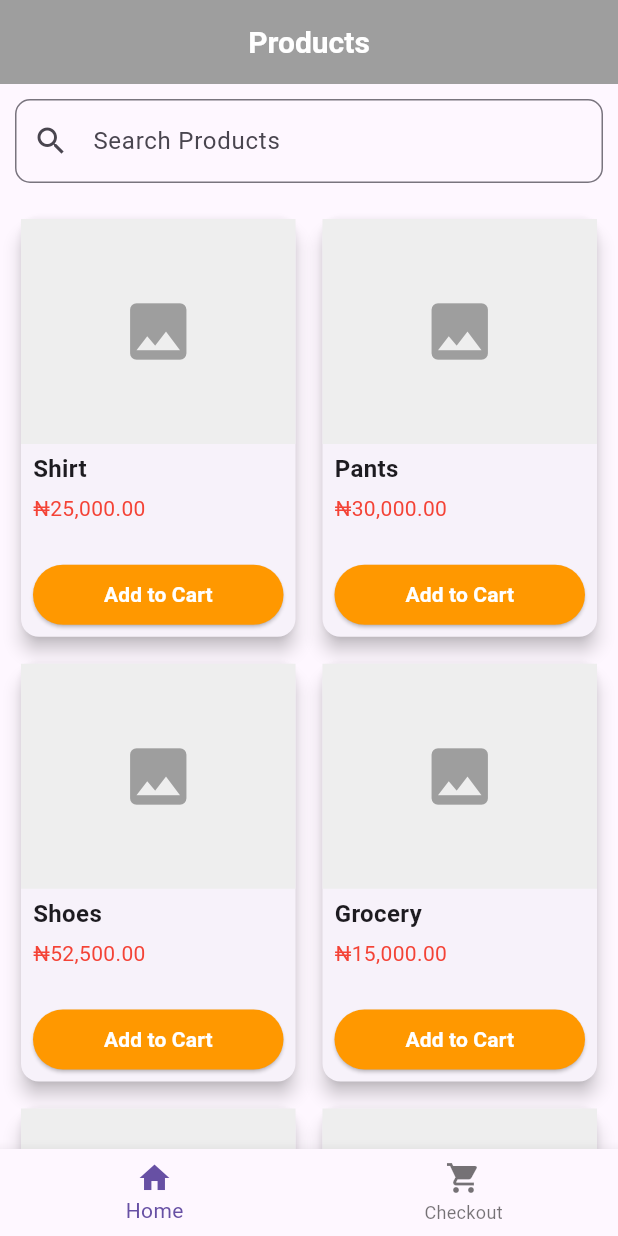
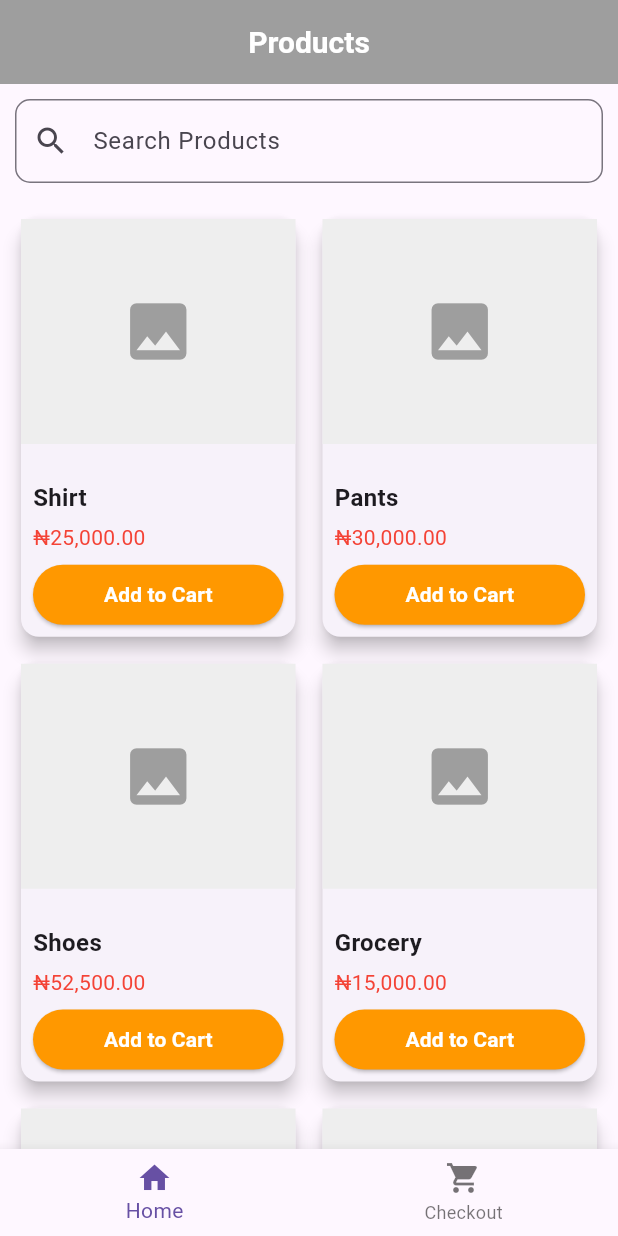
Before and after one commit to Kellytomi/Shopping-App, a Flutter app: the screen it shows after launch, on a phone screen of 412 x 824 dp. Run offline on Flutter 3.47's test engine with Material 3 defaults, Android fonts, the phone set to English and light mode, and no system bars.

Commit message:
reduced the text distance

```diff
--- a/lib/Pages/home_page.dart
+++ b/lib/Pages/home_page.dart
@@ -217,12 +217,12 @@ class ProductGrid extends StatelessWidget {
                         color: Colors.grey[200],
                         child: const Icon(Icons.image, size: 50, color: Colors.grey),
                       ),
+                      Spacer(), // Add spacer to push name and price to the bottom
                       Padding(
                         padding: const EdgeInsets.symmetric(horizontal: 8.0),
                         child: Column(
                           crossAxisAlignment: CrossAxisAlignment.start,
                           children: [
-                            const SizedBox(height: 5), // Add some space between the image and text
                             Text(
                               product.name,
                               style: const TextStyle(fontSize: 16, fontWeight: FontWeight.bold),
@@ -235,7 +235,6 @@ class ProductGrid extends StatelessWidget {
                           ],
                         ),
                       ),
-                      const Spacer(),
                       Padding(
                         padding: const EdgeInsets.symmetric(horizontal: 8.0, vertical: 4.0),
                         child: productInCart.quantity == 0
```
